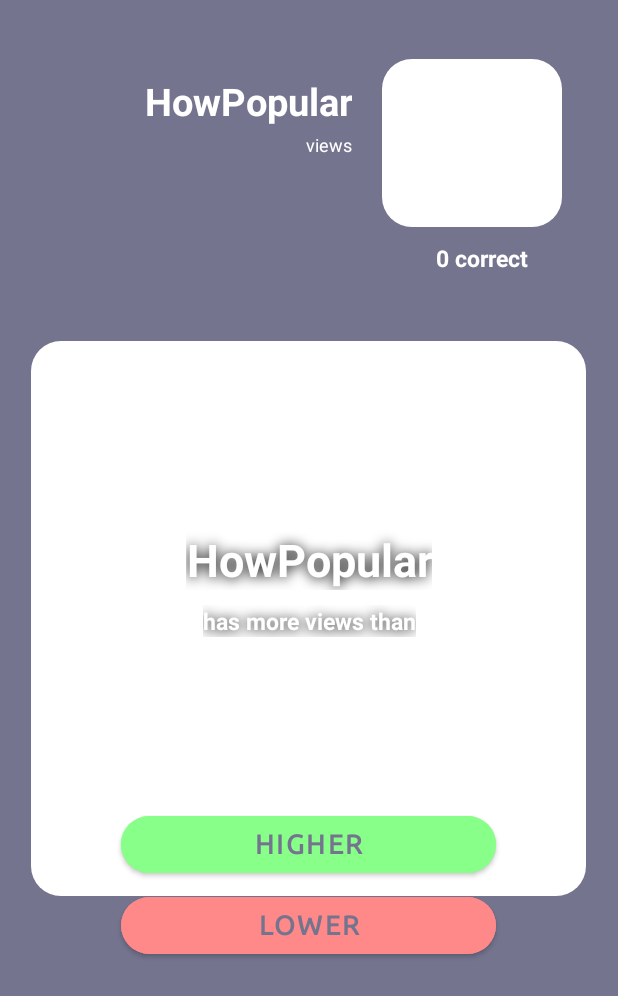
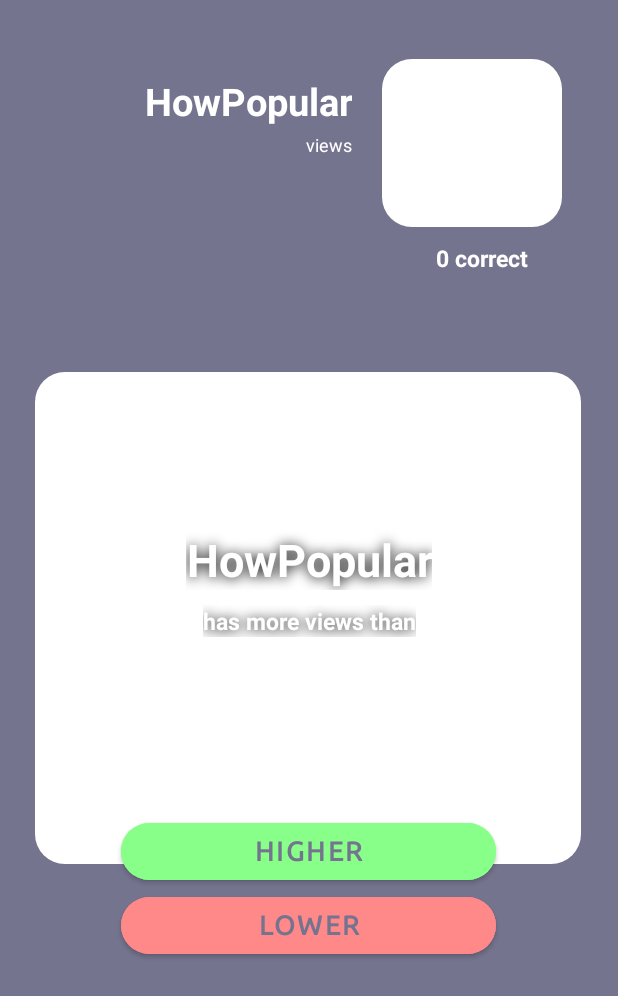
Before and after one commit to AaronFortG/HigherAndLower, an Android app: the GameActivity screen opened directly, with no data from a screen before it, on a phone screen of 412 x 824 dp. Shown: the top 996 px of the screen. Run offline under Robolectric (Android 15) with nearby library versions, the phone set to English and light mode, and no system bars; 8 statements that could not run were skipped.

Commit message:
buttons position fixed?

```diff
--- a/app/src/main/res/layout/activity_game.xml
+++ b/app/src/main/res/layout/activity_game.xml
@@ -8,15 +8,16 @@
     android:layout_height="match_parent">
 
     <ImageView
-            android:id="@+id/ivCurrentQuizImage"
-            android:layout_width="370dp"
-            android:layout_height="370dp"
-            android:src="@drawable/rounded_image"
-            app:layout_constraintEnd_toEndOf="parent"
-            app:layout_constraintTop_toTopOf="parent"
-            tools:srcCompat="@tools:sample/backgrounds/scenic"
-            app:layout_constraintStart_toStartOf="parent"
-            app:layout_constraintHorizontal_bias="0.487" app:layout_constraintBottom_toBottomOf="parent"/>
+        android:id="@+id/ivCurrentQuizImage"
+        android:layout_width="364dp"
+        android:layout_height="328dp"
+        android:src="@drawable/rounded_image"
+        app:layout_constraintBottom_toBottomOf="parent"
+        app:layout_constraintEnd_toEndOf="parent"
+        app:layout_constraintHorizontal_bias="0.487"
+        app:layout_constraintStart_toStartOf="parent"
+        app:layout_constraintTop_toTopOf="parent"
+        tools:srcCompat="@tools:sample/backgrounds/scenic" />
     <ImageView
             android:id="@+id/ivPreviousQuizImage"
             android:layout_width="120dp"
@@ -62,7 +63,9 @@
         app:layout_constraintBottom_toTopOf="@+id/bLower"
         app:layout_constraintEnd_toEndOf="parent"
         app:layout_constraintHorizontal_bias="0.496"
-        app:layout_constraintStart_toStartOf="parent" />
+        app:layout_constraintStart_toStartOf="parent"
+        app:layout_constraintTop_toBottomOf="@+id/ivCurrentQuizImage"
+        app:layout_constraintVertical_bias="0.888" />
 
     <Button
         android:id="@+id/bLower"
```
